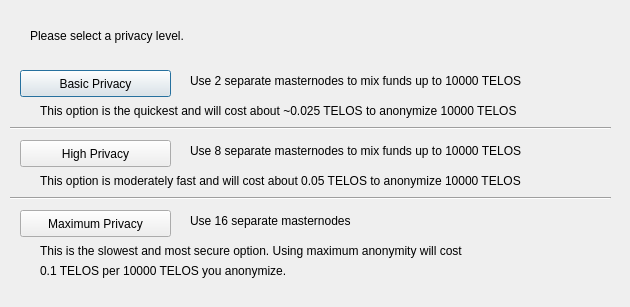
This is src/qt/forms/obfuscationconfig.ui in phoenixkonsole/papara as Qt 5 draws it before an edit. The edited form follows.
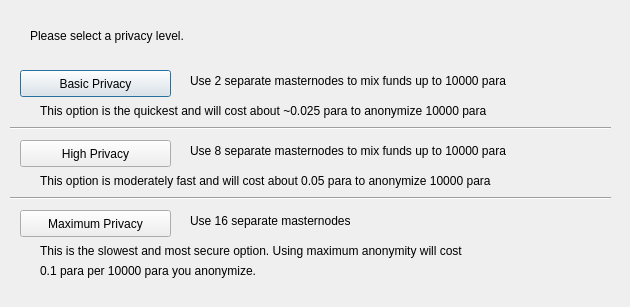
This is the edited form.

Patch:
```diff
--- a/src/qt/forms/obfuscationconfig.ui
+++ b/src/qt/forms/obfuscationconfig.ui
@@ -75,7 +75,7 @@
     </rect>
    </property>
    <property name="text">
-    <string>Use 2 separate masternodes to mix funds up to 10000 TELOS</string>
+    <string>Use 2 separate masternodes to mix funds up to 10000 para</string>
    </property>
   </widget>
   <widget class="QLabel" name="label_3">
@@ -88,7 +88,7 @@
     </rect>
    </property>
    <property name="text">
-    <string>Use 8 separate masternodes to mix funds up to 10000 TELOS</string>
+    <string>Use 8 separate masternodes to mix funds up to 10000 para</string>
    </property>
   </widget>
   <widget class="QLabel" name="label_4">
@@ -114,7 +114,7 @@
     </rect>
    </property>
    <property name="text">
-    <string>This option is the quickest and will cost about ~0.025 TELOS to anonymize 10000 TELOS</string>
+    <string>This option is the quickest and will cost about ~0.025 para to anonymize 10000 para</string>
    </property>
   </widget>
   <widget class="QLabel" name="label_7">
@@ -127,7 +127,7 @@
     </rect>
    </property>
    <property name="text">
-    <string>This option is moderately fast and will cost about 0.05 TELOS to anonymize 10000 TELOS</string>
+    <string>This option is moderately fast and will cost about 0.05 para to anonymize 10000 para</string>
    </property>
   </widget>
   <widget class="QLabel" name="label_8">
@@ -153,7 +153,7 @@
     </rect>
    </property>
    <property name="text">
-    <string>0.1 TELOS per 10000 TELOS you anonymize.</string>
+    <string>0.1 para per 10000 para you anonymize.</string>
    </property>
   </widget>
   <widget class="Line" name="line">
```
